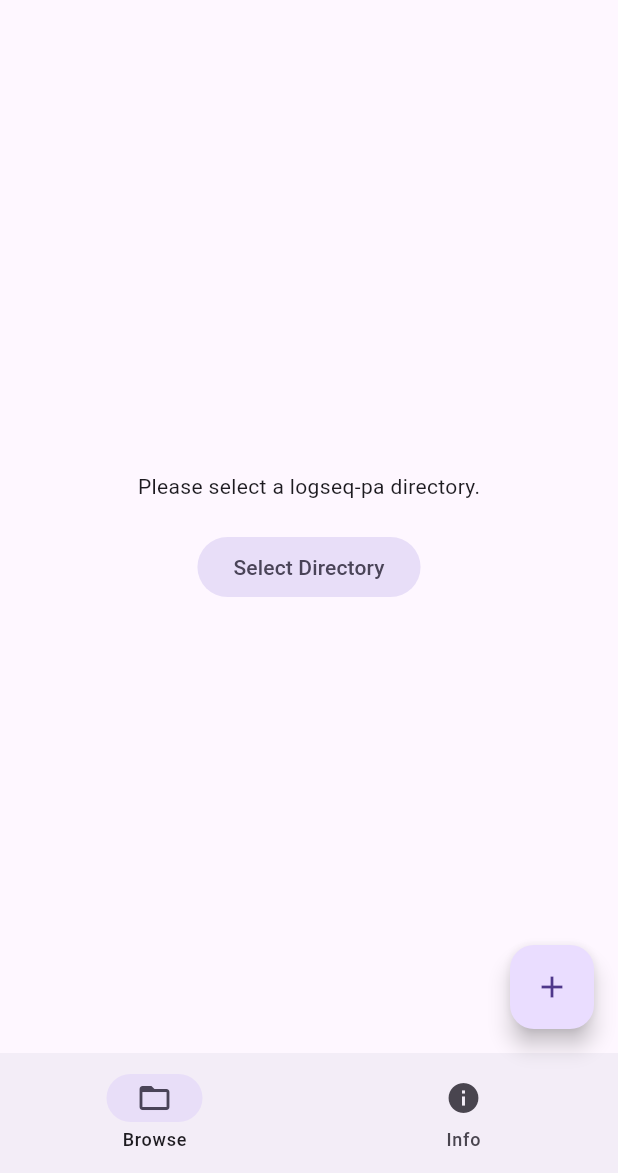
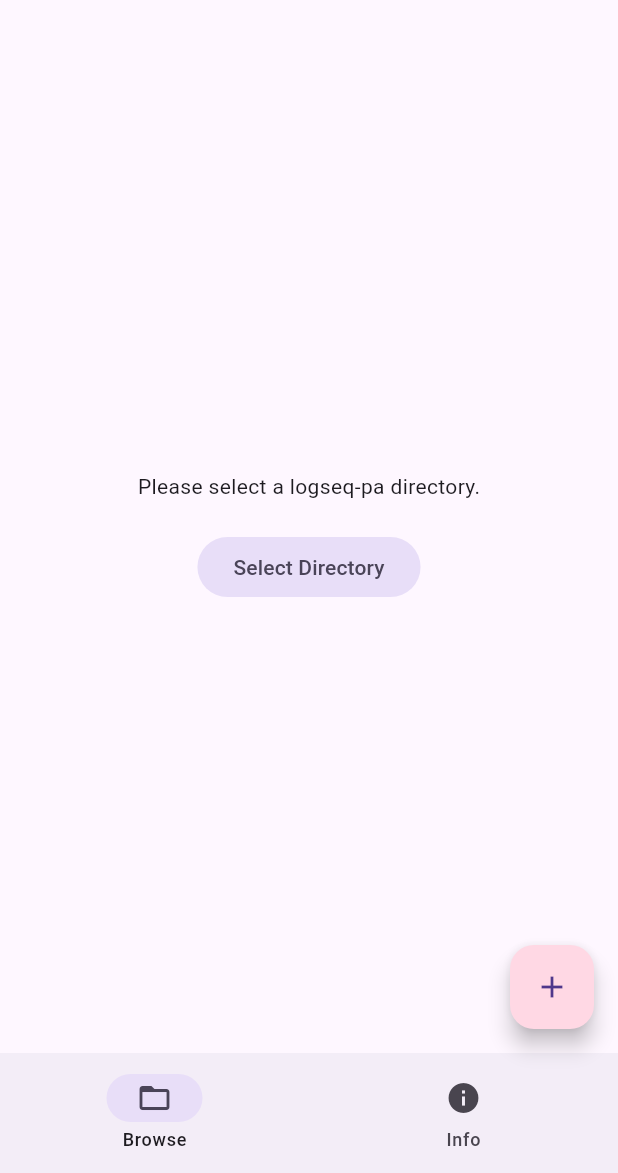
Before and after one commit to ljcucc/pa_recorder, a Flutter app: the screen it shows after launch, on a phone screen of 412 x 824 dp, the part 63-1236 px from its top. Run offline on Flutter 3.47's test engine with Material 3 defaults, Android fonts, the light colour scheme and no system bars; our stand-ins replace file_picker, flutter_markdown, gap, google_fonts; missing offline and left inert: ini; Roboto replaces fonts that are missing (JFOpenshuninn).

Commit message:
feat: Add tertiaryContainer background to FloatingActionButtons

```diff
--- a/lib/widgets/adaptive_navigation_scaffold.dart
+++ b/lib/widgets/adaptive_navigation_scaffold.dart
@@ -83,6 +83,7 @@
                         onPressed: _handleNewRecordAction,
                         elevation: 0.0,
                         highlightElevation: 0.0,
+                        backgroundColor: Theme.of(context).colorScheme.tertiaryContainer,
                         child: const Icon(Icons.add),
                       ),
                       const Gap(16), // Gap after FAB
@@ -120,6 +121,7 @@
             ),
             floatingActionButton: FloatingActionButton(
               onPressed: _handleNewRecordAction,
+              backgroundColor: Theme.of(context).colorScheme.tertiaryContainer,
               child: const Icon(Icons.add),
             ),
             floatingActionButtonLocation: FloatingActionButtonLocation.endFloat,
```
